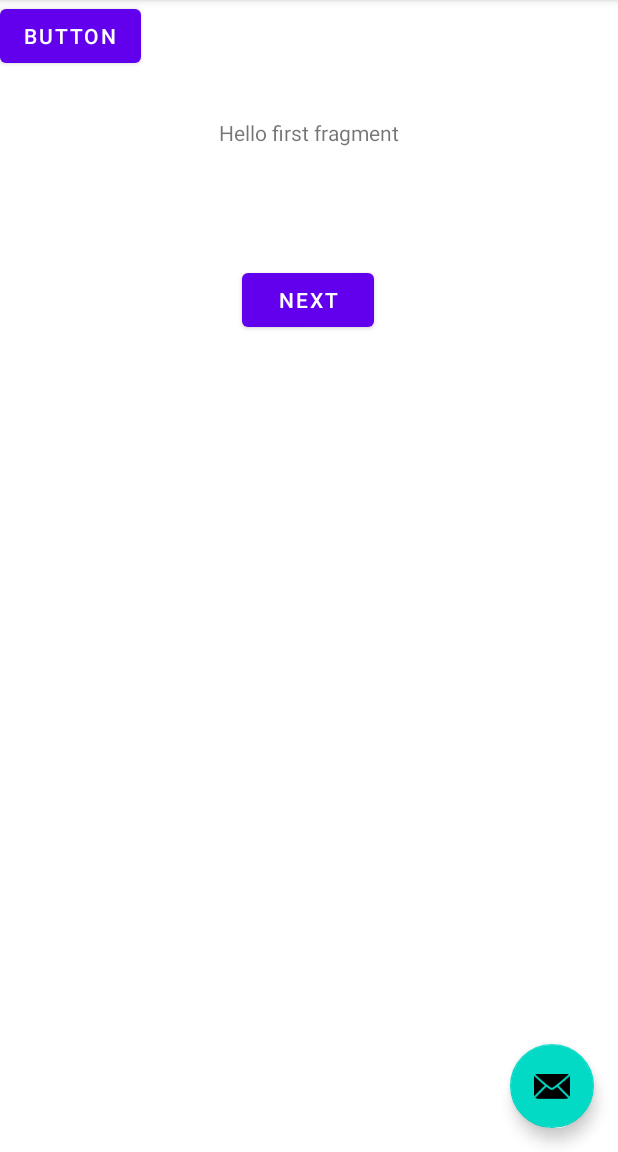
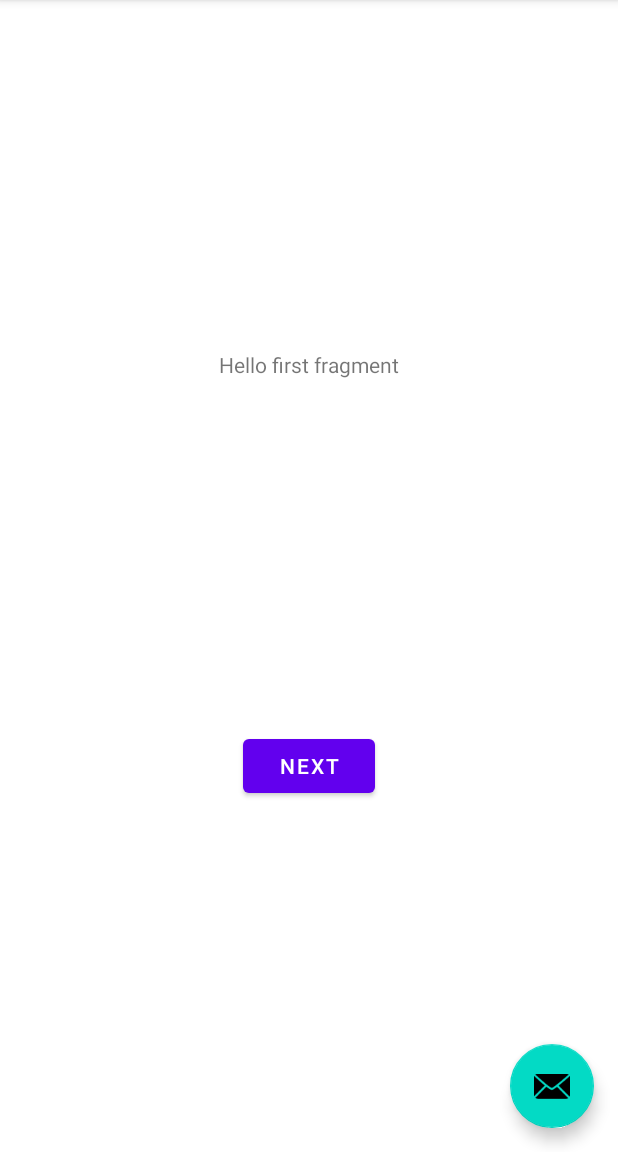
Before and after one commit to DoctorJ66/calculator4k, an Android app: the screen it shows after launch (MainActivity), on a phone screen of 412 x 824 dp, the part 84-1236 px from its top. Run offline under Robolectric (Android 15) with nearby library versions, the phone set to English and light mode, and no system bars.

Commit message:
Revert "добавил кнопку"
This reverts commit c14465c6

```diff
--- a/app/src/main/res/layout/fragment_first.xml
+++ b/app/src/main/res/layout/fragment_first.xml
@@ -20,18 +20,9 @@
         android:id="@+id/button_first"
         android:layout_width="wrap_content"
         android:layout_height="wrap_content"
-        android:layout_marginBottom="544dp"
         android:text="@string/next"
         app:layout_constraintBottom_toBottomOf="parent"
         app:layout_constraintEnd_toEndOf="parent"
-        app:layout_constraintHorizontal_bias="0.498"
-        app:layout_constraintStart_toStartOf="parent" />
-
-    <Button
-        android:id="@+id/button18"
-        android:layout_width="wrap_content"
-        android:layout_height="wrap_content"
-        android:text="Button"
-        tools:layout_editor_absoluteX="107dp"
-        tools:layout_editor_absoluteY="453dp" />
+        app:layout_constraintStart_toStartOf="parent"
+        app:layout_constraintTop_toBottomOf="@id/textview_first" />
 </androidx.constraintlayout.widget.ConstraintLayout>
```
